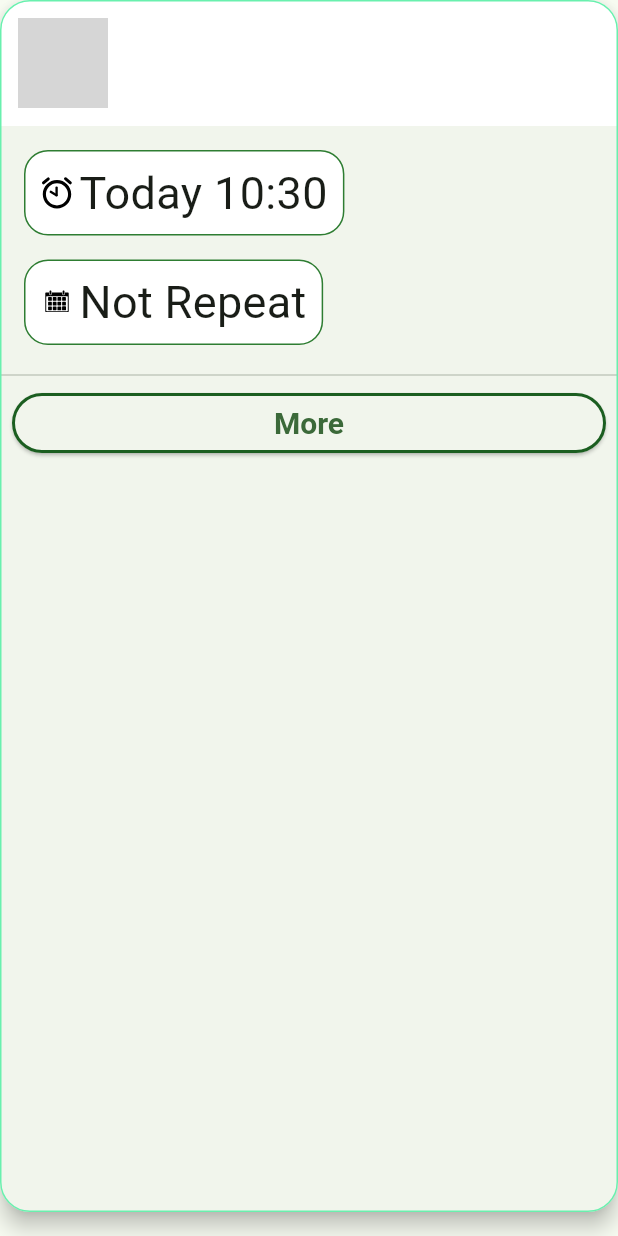
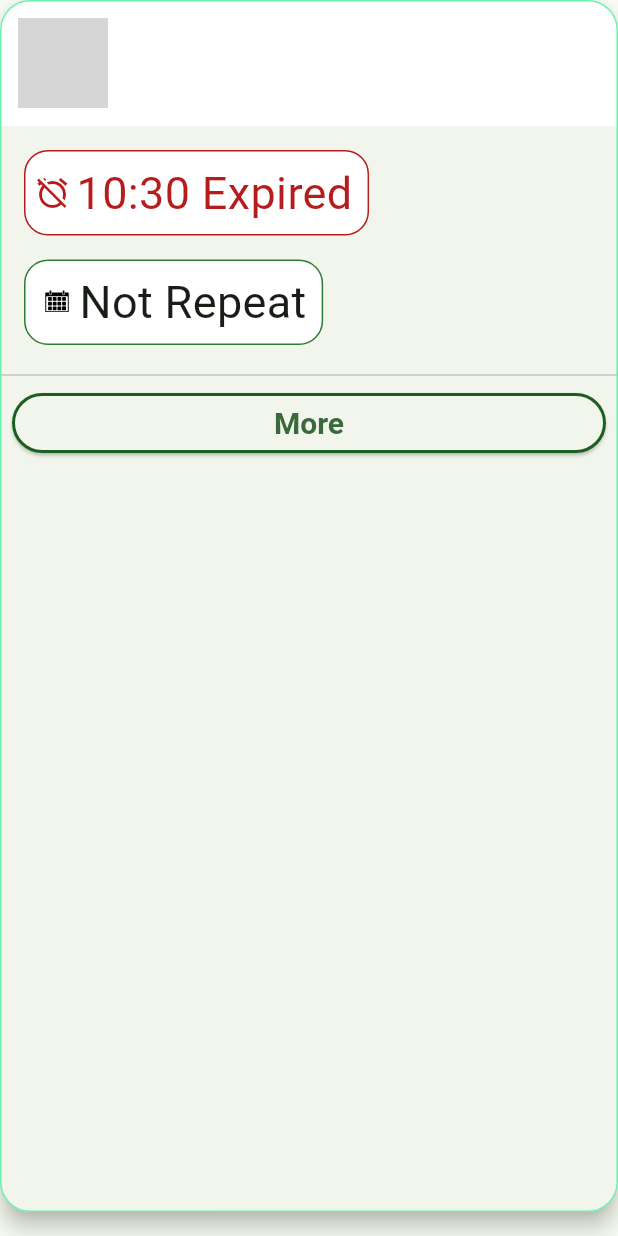
Before and after one commit to librajackyty/ESoundReminder, a Flutter app: the CardReminderItem widget shown alone on an empty page, opened directly with empty values, on a phone screen of 412 x 824 dp. Run offline on Flutter 3.47's test engine with Material 2 defaults, Android fonts, the phone set to English and light mode, and no system bars; our stand-ins replace auto_size_text, delayed_display, flutter_animation_progress_bar, flutter_local_notifications, flutter_native_timezone, hive and 6 more; missing offline and left inert: day_night_time_picker, flutter_ringtone_player, vs_scrollbar; accounts and stored records are empty; project files that could hold a hidden picture were left out; grey boxes are pictures that could not be loaded.

Commit message:
[0.9.9]enhance expire time display&fix

```diff
--- a/assets/i18n/en.json
+++ b/assets/i18n/en.json
@@ -60,6 +60,7 @@
     "reminder_detail_confirmquestion": "Are you sure to save this reminder?",
     "reminder_detail_cancelquestion": "Are you sure to cancel this reminder?",
     "reminder_detail_deletequestion": "Are you sure to delete this reminder?",
+    "reminder_detail_expiredDelquestion": "Reminder is expired\nDo you want to delete?",
     "reminder_detail_notice": "Remember to follow doctor's instructions to take the proper quantity of medicine every time",
 
     "settings_title": "Settings",
--- a/assets/i18n/zh-chs.json
+++ b/assets/i18n/zh-chs.json
@@ -60,6 +60,7 @@
     "reminder_detail_confirmquestion": "您要保存此提醒事项吗？",
     "reminder_detail_cancelquestion": "您要取消此提醒事项吗？",
     "reminder_detail_deletequestion": "您要删除此提醒事项吗？",
+    "reminder_detail_expiredDelquestion": "提醒事项已过期\n要删除吗?",
     "reminder_detail_notice": "记得按照医生的指示\n每次服用适量的药物",
 
     "settings_title": "设定",
--- a/assets/i18n/zh-yue.json
+++ b/assets/i18n/zh-yue.json
@@ -60,6 +60,7 @@
     "reminder_detail_confirmquestion": "您要保存呢個提醒事項嗎？",
     "reminder_detail_cancelquestion": "您要取消呢個提醒事項嗎？",
     "reminder_detail_deletequestion": "您要删除呢個提醒事項嗎？",
+    "reminder_detail_expiredDelquestion": "提醒事項已過期\n要删除嗎?",
     "reminder_detail_notice": "記得按照醫生嘅指示\n每次服用適量的藥物",
 
     "settings_title": "設定",
--- a/lib/utils/constants.dart
+++ b/lib/utils/constants.dart
@@ -39,6 +39,7 @@ const double listviewPaddingAll = 18.0;
 const double selectWeekDaysBorderRadius = 30.0;
 const double selectWeekDaysPadding = 10.0;
 const int progressBarDelayShowTime = 500;
+const int askExpiredDelShowTime = 1200;
 
 const int pageHeaderDelayShowTime = 100;
 const int pageContentDelayShowTime = 400;
--- a/lib/utils/formatter.dart
+++ b/lib/utils/formatter.dart
@@ -94,10 +94,14 @@ int fromStringToWeekday(String weekdayStr) {
   }
 }
 
+bool checkReminderTime1IsExpired(Reminder reminder) {
+  return reminder.weekdays1.isEmpty && !isTimeAfterNow(reminder.time1);
+}
+
 bool isTimeAfterNow(DateTime time) {
   final currentT = DateTime.now();
   debugPrint("currentT: ${currentT.toString()}");
-  return currentT.isAfter(time);
+  return time.isAfter(currentT);
 }
 
 DateTime convertSelectTime(DateTime dateTime) {
@@ -126,7 +130,7 @@ String _showTimeWthdateTxt(
   final currentT = DateTime.now();
 
   if (longFormat) {
-    if (!isTimeAfterNow(time)) {
+    if (isTimeAfterNow(time)) {
       if (currentT.day == time.day) {
         // tdy
         return '${time.year}/${time.month}/${time.day}\n${dateTxts[0]} $timeStr';
@@ -136,12 +140,12 @@ String _showTimeWthdateTxt(
     } else {
       // expired
       if (dateTxts.length >= 3) {
-        return '${time.year}/${time.month}/${time.day}\n${dateTxts[2]} $timeStr';
+        return '${time.year}/${time.month}/${time.day}\n$timeStr ${dateTxts[2]}';
       }
       return '${time.year}/${time.month}/${time.day} $timeStr';
     }
   } else {
-    if (!isTimeAfterNow(time)) {
+    if (isTimeAfterNow(time)) {
       if (currentT.day == time.day) {
         // tdy
         return '${dateTxts[0]} $timeStr';
@@ -151,9 +155,9 @@ String _showTimeWthdateTxt(
     } else {
       // expired
       if (dateTxts.length >= 3) {
-        return '${dateTxts[2]} $timeStr';
+        return '$timeStr ${dateTxts[2]}';
       }
-      return 'X $timeStr';
+      return timeStr;
     }
   }
 }
--- a/lib/widgets/reminder_card.dart
+++ b/lib/widgets/reminder_card.dart
@@ -52,12 +52,8 @@ class CardReminderItem extends StatelessWidget {
           : '',
       subline1: subline,
       onPressed: onPressed,
-      expiredTime1:
-          reminder.weekdays1.isEmpty && isTimeAfterNow(reminder.time1),
-      expiredColor:
-          (reminder.weekdays1.isEmpty && isTimeAfterNow(reminder.time1))
-              ? errorColor
-              : null,
+      expiredTime1: checkReminderTime1IsExpired(reminder),
+      expiredColor: checkReminderTime1IsExpired(reminder) ? errorColor : null,
     );
   }
 }
```
Also changed, not shown: lib/screens/reminder_detail.dart (+34 -12 lines).
